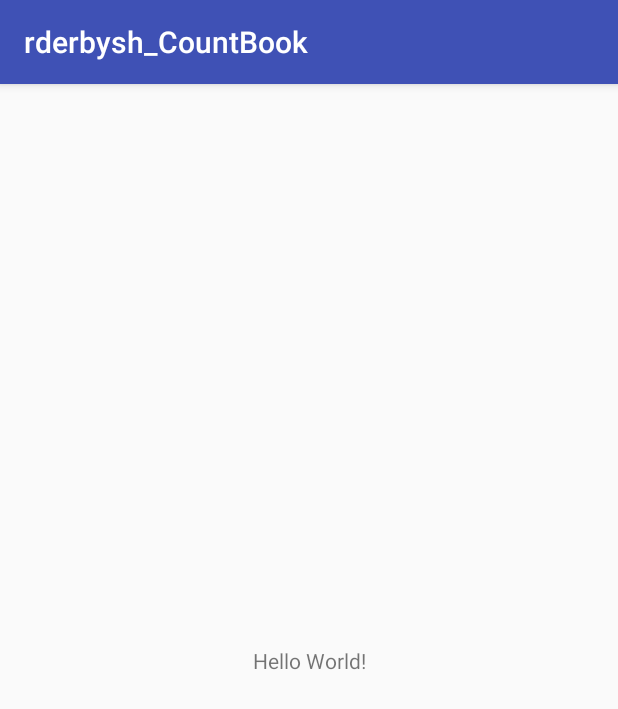
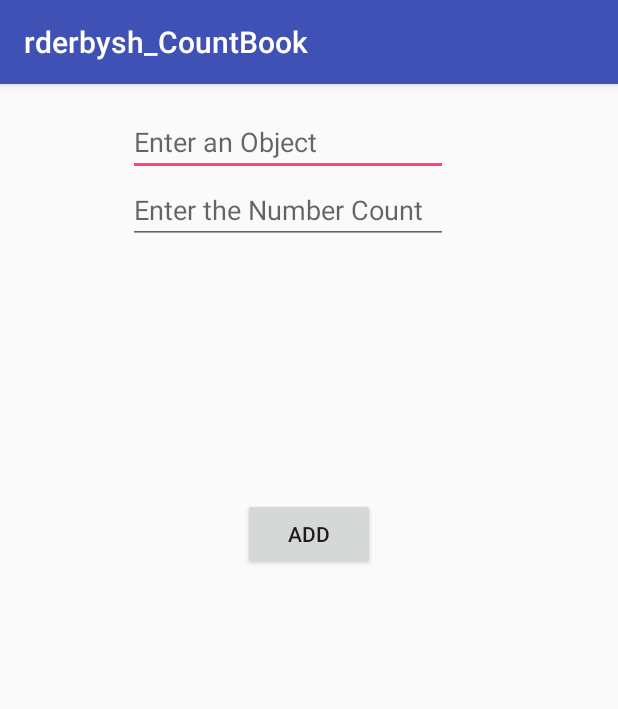
Before and after one commit to rderbysh/rderbysh-CountBook, an Android app: the screen it shows after launch (MainActivity), on a phone screen of 412 x 824 dp. Shown: the top 709 px of the screen. Run offline under Robolectric (Android 15) with nearby library versions, the phone set to English and light mode, and no system bars.

Commit message:
Got some more of the app design started.

```diff
--- a/rderbysh_CountBook/app/src/main/AndroidManifest.xml
+++ b/rderbysh_CountBook/app/src/main/AndroidManifest.xml
@@ -16,6 +16,9 @@
                 <category android:name="android.intent.category.LAUNCHER" />
             </intent-filter>
         </activity>
+        <activity android:name=".CountBookList"
+            android:parentActivityName=".MainActivity">
+        </activity>
     </application>
 
 </manifest>
--- a/rderbysh_CountBook/app/src/main/java/com/example/randi/rderbysh_countbook/MainActivity.java
+++ b/rderbysh_CountBook/app/src/main/java/com/example/randi/rderbysh_countbook/MainActivity.java
@@ -1,13 +1,30 @@
 package com.example.randi.rderbysh_countbook;
 
+import android.content.Intent;
 import android.support.v7.app.AppCompatActivity;
 import android.os.Bundle;
+import android.view.View;
+import android.widget.EditText;
+
+import static android.provider.AlarmClock.EXTRA_MESSAGE;
 
 public class MainActivity extends AppCompatActivity {
+    public static final String EXTRA_MESSAGE = "com.example.randi.rderbysh_countbook.MESSAGE";
 
     @Override
     protected void onCreate(Bundle savedInstanceState) {
         super.onCreate(savedInstanceState);
         setContentView(R.layout.activity_main);
     }
+
+    /** Called when the user taps the Send button */
+    public void sendMessage(View view) {
+        Intent intent = new Intent(this, CountBookList.class);
+        EditText editText = (EditText) findViewById(R.id.editText);
+        String message = editText.getText().toString();
+        intent.putExtra(EXTRA_MESSAGE, message);
+        startActivity(intent);
+
+    }
+
 }
--- a/rderbysh_CountBook/app/src/main/res/layout/activity_main.xml
+++ b/rderbysh_CountBook/app/src/main/res/layout/activity_main.xml
@@ -6,13 +6,39 @@
     android:layout_height="match_parent"
     tools:context="com.example.randi.rderbysh_countbook.MainActivity">
 
-    <TextView
+    <Button
+        android:id="@+id/button"
         android:layout_width="wrap_content"
         android:layout_height="wrap_content"
-        android:text="Hello World!"
-        app:layout_constraintBottom_toBottomOf="parent"
+        android:layout_marginTop="276dp"
+        android:onClick="sendMessage"
+        android:text="@string/add"
         app:layout_constraintLeft_toLeftOf="parent"
         app:layout_constraintRight_toRightOf="parent"
         app:layout_constraintTop_toTopOf="parent" />
 
+    <EditText
+        android:id="@+id/editText"
+        android:layout_width="0dp"
+        android:layout_height="wrap_content"
+        android:ems="10"
+        android:hint="@string/enter_object"
+        android:inputType="textPersonName"
+        android:layout_marginLeft="85dp"
+        app:layout_constraintLeft_toLeftOf="parent"
+        app:layout_constraintTop_toTopOf="parent"
+        android:layout_marginTop="16dp" />
+
+    <EditText
+        android:id="@+id/editText2"
+        android:layout_width="0dp"
+        android:layout_height="wrap_content"
+        android:layout_marginLeft="85dp"
+        android:ems="10"
+        android:hint="@string/number"
+        android:inputType="textPersonName"
+        app:layout_constraintLeft_toLeftOf="parent"
+        android:layout_marginTop="0dp"
+        app:layout_constraintTop_toBottomOf="@+id/editText" />
+
 </android.support.constraint.ConstraintLayout>
--- a/rderbysh_CountBook/app/src/main/res/values/strings.xml
+++ b/rderbysh_CountBook/app/src/main/res/values/strings.xml
@@ -1,3 +1,6 @@
 <resources>
     <string name="app_name">rderbysh_CountBook</string>
+    <string name="enter_object">Enter an Object</string>
+    <string name="number">Enter the Number Count</string>
+    <string name="add">Add</string>
 </resources>
```
